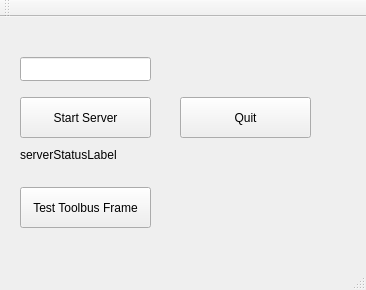
First picture: the form in gatewindow.ui, repository Vladimirek/FinsToToolbusGateway, before the edit.
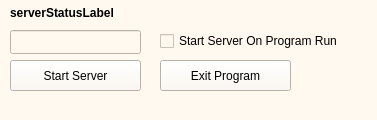
Second picture: the form after the edit. Icons and pictures are not drawn.

What changed in the file:
```diff
--- a/gatewindow.ui
+++ b/gatewindow.ui
@@ -6,23 +6,66 @@
    <rect>
     <x>0</x>
     <y>0</y>
-    <width>366</width>
-    <height>290</height>
+    <width>377</width>
+    <height>120</height>
    </rect>
   </property>
+  <property name="sizePolicy">
+   <sizepolicy hsizetype="Fixed" vsizetype="Fixed">
+    <horstretch>0</horstretch>
+    <verstretch>0</verstretch>
+   </sizepolicy>
+  </property>
+  <property name="minimumSize">
+   <size>
+    <width>377</width>
+    <height>120</height>
+   </size>
+  </property>
+  <property name="maximumSize">
+   <size>
+    <width>377</width>
+    <height>120</height>
+   </size>
+  </property>
   <property name="windowTitle">
-   <string>GateWindow</string>
+   <string>Omron FINS::Toolbus Gate</string>
+  </property>
+  <property name="windowIcon">
+   <iconset resource="finstoolbusgate.qrc">
+    <normaloff>:/AgilorIcon</normaloff>:/AgilorIcon</iconset>
+  </property>
+  <property name="windowOpacity">
+   <double>0.950000000000000</double>
+  </property>
+  <property name="toolTip">
+   <string>AGILOR Omron Tools: FINS::Toolbus Server</string>
+  </property>
+  <property name="styleSheet">
+   <string notr="true">background-color: rgb(255, 249, 239);</string>
   </property>
   <widget class="QWidget" name="centralWidget">
+   <property name="sizePolicy">
+    <sizepolicy hsizetype="Fixed" vsizetype="Fixed">
+     <horstretch>0</horstretch>
+     <verstretch>0</verstretch>
+    </sizepolicy>
+   </property>
    <widget class="QLabel" name="serverStatusLabel">
     <property name="geometry">
      <rect>
-      <x>20</x>
-      <y>130</y>
-      <width>361</width>
-      <height>16</height>
+      <x>10</x>
+      <y>0</y>
+      <width>371</width>
+      <height>25</height>
      </rect>
     </property>
+    <property name="font">
+     <font>
+      <weight>75</weight>
+      <bold>true</bold>
+     </font>
+    </property>
     <property name="text">
      <string>serverStatusLabel</string>
     </property>
@@ -30,10 +73,10 @@
    <widget class="QPushButton" name="startButton">
     <property name="geometry">
      <rect>
-      <x>20</x>
-      <y>80</y>
+      <x>10</x>
+      <y>60</y>
       <width>131</width>
-      <height>41</height>
+      <height>31</height>
      </rect>
     </property>
     <property name="text">
@@ -43,57 +86,58 @@
    <widget class="QPushButton" name="quitButton">
     <property name="geometry">
      <rect>
-      <x>180</x>
-      <y>80</y>
+      <x>160</x>
+      <y>60</y>
       <width>131</width>
-      <height>41</height>
+      <height>31</height>
      </rect>
     </property>
     <property name="text">
-     <string>Quit</string>
-    </property>
-   </widget>
-   <widget class="QPushButton" name="testButton">
-    <property name="geometry">
-     <rect>
-      <x>20</x>
-      <y>170</y>
-      <width>131</width>
-      <height>41</height>
-     </rect>
-    </property>
-    <property name="text">
-     <string>Test Toolbus Frame</string>
+     <string>Exit Program</string>
     </property>
    </widget>
    <widget class="QLineEdit" name="comPort">
     <property name="geometry">
      <rect>
-      <x>20</x>
-      <y>40</y>
+      <x>10</x>
+      <y>30</y>
       <width>131</width>
       <height>24</height>
      </rect>
     </property>
    </widget>
-  </widget>
-  <widget class="QMenuBar" name="menuBar">
-   <property name="geometry">
-    <rect>
-     <x>0</x>
-     <y>0</y>
-     <width>366</width>
-     <height>21</height>
-    </rect>
-   </property>
-  </widget>
-  <widget class="QToolBar" name="mainToolBar">
-   <attribute name="toolBarArea">
-    <enum>TopToolBarArea</enum>
-   </attribute>
-   <attribute name="toolBarBreak">
-    <bool>false</bool>
-   </attribute>
+   <widget class="QCheckBox" name="autoStartupServer">
+    <property name="geometry">
+     <rect>
+      <x>160</x>
+      <y>30</y>
+      <width>181</width>
+      <height>22</height>
+     </rect>
+    </property>
+    <property name="text">
+     <string>Start Server On Program Run</string>
+    </property>
+   </widget>
+   <widget class="QLabel" name="label">
+    <property name="geometry">
+     <rect>
+      <x>300</x>
+      <y>0</y>
+      <width>77</width>
+      <height>25</height>
+     </rect>
+    </property>
+    <property name="text">
+     <string/>
+    </property>
+    <property name="pixmap">
+     <pixmap resource="finstoolbusgate.qrc">:/AgilorLogo.png</pixmap>
+    </property>
+    <property name="scaledContents">
+     <bool>false</bool>
+    </property>
+   </widget>
   </widget>
   <widget class="QStatusBar" name="statusBar"/>
  </widget>
```
Left out of the diff: 9 changed lines with no effect on the pictures.
